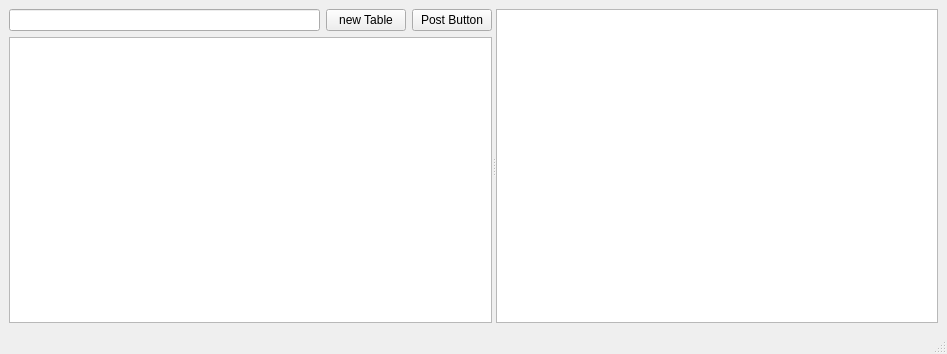
Above: SandBox/mainwindow.ui from Jyeong2c/Project before the change. Below: the same form after it.
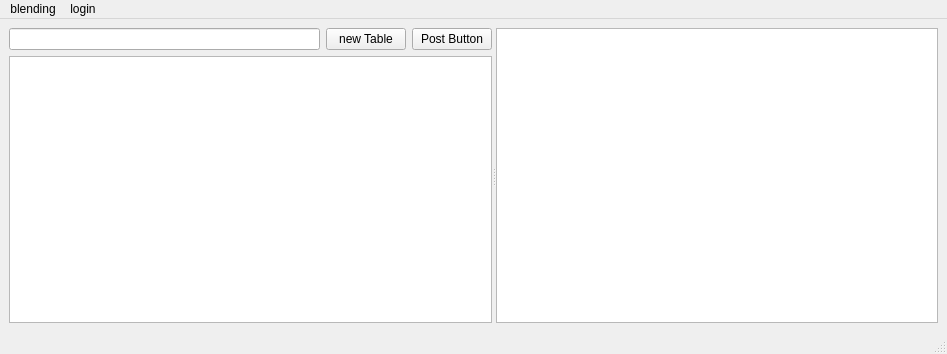
That is the form after the change.

Patch:
```diff
--- a/SandBox/mainwindow.ui
+++ b/SandBox/mainwindow.ui
@@ -20,7 +20,7 @@
       <property name="orientation">
        <enum>Qt::Horizontal</enum>
       </property>
-      <widget class="QWidget" name="">
+      <widget class="QWidget" name="layoutWidget">
        <layout class="QVBoxLayout" name="verticalLayout">
         <item>
          <layout class="QHBoxLayout" name="horizontalLayout">
@@ -69,6 +69,20 @@
      <height>26</height>
     </rect>
    </property>
+   <widget class="QMenu" name="menublending">
+    <property name="title">
+     <string>blending</string>
+    </property>
+    <addaction name="actiondialog"/>
+   </widget>
+   <widget class="QMenu" name="menulogin">
+    <property name="title">
+     <string>login</string>
+    </property>
+    <addaction name="actionLoginPage"/>
+   </widget>
+   <addaction name="menublending"/>
+   <addaction name="menulogin"/>
   </widget>
   <widget class="QStatusBar" name="statusbar"/>
  </widget>
```
Left out of the diff: 10 changed lines with no effect on the pictures.
